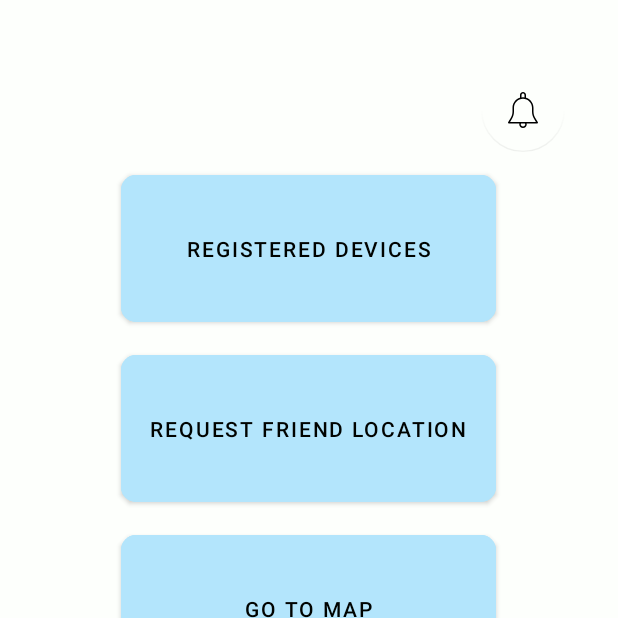
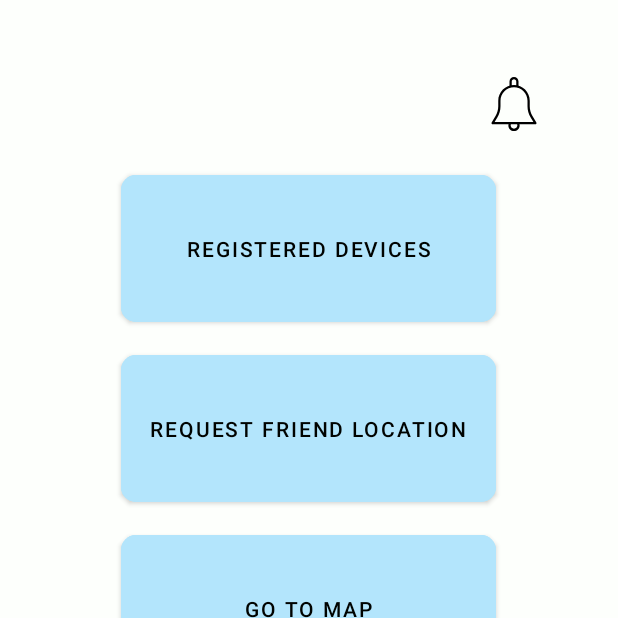
Before and after one commit to dellosaneil/Phone-Locator, an Android app: the screen it shows after launch once a user with an empty profile is signed in (MainDashBoardActivity), on a phone screen of 412 x 824 dp, the top half of it. Run offline under Robolectric (Android 15) with nearby library versions, the phone set to English and light mode, and no system bars; our stand-ins replace Firebase (no records; nobody signed in at launch, a user with empty details on screens opened directly).

Commit message:
created notification bell, finished 'request class'

```diff
--- a/app/src/main/java/com/lazybattley/phonetracker/Dashboard/MainDashBoardActivity.java
+++ b/app/src/main/java/com/lazybattley/phonetracker/Dashboard/MainDashBoardActivity.java
@@ -4,11 +4,12 @@ import android.content.Intent;
 import android.os.Bundle;
 import android.util.Log;
 import android.view.View;
+import android.widget.TextView;
 
 import androidx.annotation.NonNull;
 import androidx.appcompat.app.AppCompatActivity;
+import androidx.cardview.widget.CardView;
 
-import com.google.android.material.floatingactionbutton.FloatingActionButton;
 import com.google.firebase.auth.FirebaseAuth;
 import com.google.firebase.database.DataSnapshot;
 import com.google.firebase.database.DatabaseError;
@@ -20,23 +21,29 @@ import com.lazybattley.phonetracker.Dashboard.RequestLocation.RequestLocationPer
 import com.lazybattley.phonetracker.OptionsScreen;
 import com.lazybattley.phonetracker.R;
 
+import static com.lazybattley.phonetracker.GlobalVariables.REQUEST_PERMISSION_TO_ACCESS_LOCATION;
+
 public class MainDashBoardActivity extends AppCompatActivity {
 
     private DatabaseReference rootNode;
     private static final String TAG = "MainDashBoardActivity";
     public static String ENCODED_EMAIL;
-    private FloatingActionButton mainDashboard_notificationButton;
+    private CardView mainDashboard_bellCardView;
+    private TextView mainDashBoard_notificationCounter;
 
     @Override
     protected void onCreate(Bundle savedInstanceState) {
         super.onCreate(savedInstanceState);
         setContentView(R.layout.activity_main_dash_board);
+        mainDashboard_bellCardView = findViewById(R.id.mainDashboard_bellCardView);
+        mainDashBoard_notificationCounter = findViewById(R.id.mainDashBoard_notificationCounter);
         ENCODED_EMAIL = encodeEmail(FirebaseAuth.getInstance().getCurrentUser().getEmail());
         rootNode = FirebaseDatabase.getInstance().getReference("users");
-        rootNode.child(ENCODED_EMAIL).child("people_requesting_location").addListenerForSingleValueEvent(new ValueEventListener() {
+        rootNode.child(ENCODED_EMAIL).child(REQUEST_PERMISSION_TO_ACCESS_LOCATION).addListenerForSingleValueEvent(new ValueEventListener() {
             @Override
             public void onDataChange(@NonNull DataSnapshot snapshot) {
-                Log.i(TAG, "onDataChange: " + snapshot.getChildrenCount());
+                long count = snapshot.getChildrenCount();
+                updateNotificationCounter(count);
             }
 
             @Override
@@ -44,17 +51,19 @@ public class MainDashBoardActivity extends AppCompatActivity {
 
             }
         });
-        mainDashboard_notificationButton = findViewById(R.id.mainDashboard_notificationButton);
+    }
 
-
-        mainDashboard_notificationButton.setOnClickListener(new View.OnClickListener() {
-            @Override
-            public void onClick(View view) {
-//                Log.i(TAG, "onClick: " + );
-            }
-        });
+    private void updateNotificationCounter(long count){
+        String number = String.valueOf(count);
+        if(count == 0){
+            mainDashboard_bellCardView.setVisibility(View.INVISIBLE);
+        }else{
+            mainDashboard_bellCardView.setVisibility(View.VISIBLE);
+            mainDashBoard_notificationCounter.setText(number);
+        }
 
     }
+
 
     private String encodeEmail(String email){
         return email.replace(".", ",");
--- a/app/src/main/java/com/lazybattley/phonetracker/GlobalVariables.java
+++ b/app/src/main/java/com/lazybattley/phonetracker/GlobalVariables.java
@@ -21,8 +21,6 @@ public class GlobalVariables {
     public static final String REQUEST_PERMISSION_LIST_OF_REQUESTS = "sent_requests";
 
 
-
-
 //    SimpleDateFormat formatter = new SimpleDateFormat("dd/MM/yyyy hh:mm:ss");
 //
 //    String dateString = formatter.format(new Date(1599262421155L));
--- a/app/src/main/java/com/lazybattley/phonetracker/HelperClasses/RequestLocationHelperClass.java
+++ b/app/src/main/java/com/lazybattley/phonetracker/HelperClasses/RequestLocationCurrentHelperClass.java
@@ -1,18 +1,18 @@
 package com.lazybattley.phonetracker.HelperClasses;
 
-public class RequestLocationHelperClass {
+public class RequestLocationCurrentHelperClass {
 
     private String email;
     private Long timeSent;
     private String status;
 
-    public RequestLocationHelperClass(String email, Long timeSent, String status) {
+    public RequestLocationCurrentHelperClass(String email, Long timeSent, String status) {
         this.email = email;
         this.timeSent = timeSent;
         this.status = status;
     }
 
-    public RequestLocationHelperClass() {
+    public RequestLocationCurrentHelperClass() {
     }
 
     public void setStatus(String status) {
--- a/app/src/main/res/layout/activity_main_dash_board.xml
+++ b/app/src/main/res/layout/activity_main_dash_board.xml
@@ -19,20 +19,36 @@
             android:layout_width="match_parent"
             android:layout_height="75dp">
 
-            <com.google.android.material.floatingactionbutton.FloatingActionButton
-                android:id="@+id/mainDashboard_notificationButton"
+            <ImageView
+                android:id="@+id/mainDashBoard_notificationBell"
                 android:layout_width="wrap_content"
                 android:layout_height="wrap_content"
-                android:layout_gravity="end"
-                android:clickable="true"
-                android:focusable="true"
-                android:foregroundGravity="center"
-                android:outlineProvider="none"
-                app:backgroundTint="#00000000"
-                app:layout_constraintBottom_toBottomOf="parent"
+                android:layout_marginTop="16dp"
+                android:layout_marginEnd="16dp"
                 app:layout_constraintEnd_toEndOf="parent"
                 app:layout_constraintTop_toTopOf="parent"
                 app:srcCompat="@drawable/ic_bell" />
+
+            <androidx.cardview.widget.CardView
+                android:id="@+id/mainDashboard_bellCardView"
+                android:layout_width="20dp"
+                android:layout_height="20dp"
+                app:cardBackgroundColor="#FF220C"
+                android:innerRadius="0dp"
+                app:cardCornerRadius="10dp"
+                app:layout_constraintEnd_toEndOf="@+id/mainDashBoard_notificationBell"
+                app:layout_constraintTop_toTopOf="@+id/mainDashBoard_notificationBell">
+
+                <TextView
+                    android:id="@+id/mainDashBoard_notificationCounter"
+                    android:layout_width="match_parent"
+                    android:layout_height="match_parent"
+                    android:gravity="center"
+                    android:includeFontPadding="false"
+                    android:textColor="#FFFFFF"
+                    android:textSize="10sp"
+                    tools:text="12" />
+            </androidx.cardview.widget.CardView>
         </androidx.constraintlayout.widget.ConstraintLayout>
 
         <com.google.android.material.button.MaterialButton
--- a/app/src/main/res/layout/row_request_location.xml
+++ b/app/src/main/res/layout/row_request_location.xml
@@ -24,8 +24,9 @@
             <ImageView
                 android:id="@+id/requestLocation_imageStatus"
                 android:layout_width="wrap_content"
-                android:layout_height="wrap_content"
+                android:layout_height="0dp"
                 android:layout_marginStart="16dp"
+                android:foregroundGravity="center_horizontal"
                 app:layout_constraintBottom_toBottomOf="parent"
                 app:layout_constraintStart_toStartOf="parent"
                 app:layout_constraintTop_toTopOf="parent"
@@ -46,7 +47,7 @@
             <com.google.android.material.textview.MaterialTextView
                 android:id="@+id/requestLocation_dateSent"
                 android:layout_width="wrap_content"
-                android:layout_height="19dp"
+                android:layout_height="wrap_content"
                 android:layout_marginStart="20dp"
                 android:layout_marginTop="8dp"
                 android:text="@string/loading"
```
Also changed, not shown: app/src/main/java/com/lazybattley/phonetracker/Dashboard/RequestLocation/RequestLocationPermission.java (+22 -9 lines), app/src/main/java/com/lazybattley/phonetracker/DialogClasses/SentRequestsDialog.java (added, +61 -0 lines), app/src/main/java/com/lazybattley/phonetracker/HelperClasses/RequestLocationFriendHelperClass.java (added, +23 -0 lines), app/src/main/java/com/lazybattley/phonetracker/RecyclerViewAdapters/RequestLocationAdapter.java (+46 -13 lines), app/src/main/res/layout/activity_request_location_permission.xml (+30 -2 lines), app/src/main/res/values/strings.xml (+4 -15 lines).
